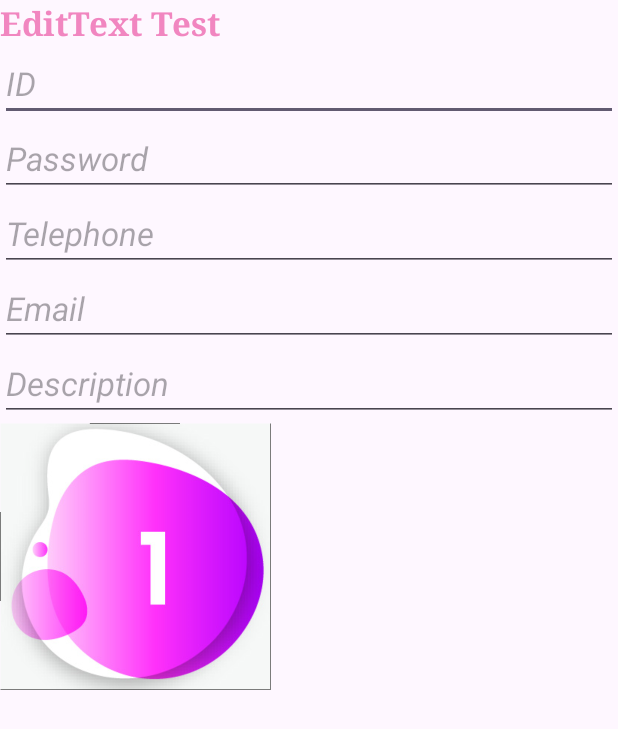
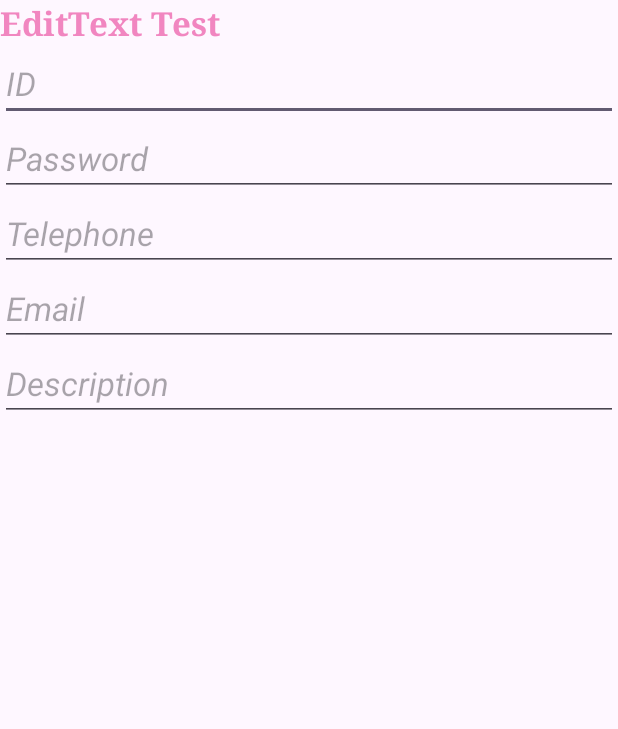
Before and after one commit to seongssu/-Introduction-to-Android-App-Development-3weak, an Android app: the layout text_views.xml on its own in the app's theme, with its tools: preview values and no code run, on a phone screen of 412 x 824 dp. Shown: the top 729 px of the screen. Run offline under Robolectric (Android 15) with nearby library versions, the phone set to English and light mode, and no system bars.

```diff
--- a/app/src/main/res/layout/text_views.xml
+++ b/app/src/main/res/layout/text_views.xml
@@ -8,9 +8,12 @@
 
 
     <LinearLayout
+        android:id="@+id/linearLayout3"
         android:layout_width="match_parent"
         android:layout_height="match_parent"
-        android:orientation="horizontal"></LinearLayout>
+        android:orientation="horizontal">
+
+    </LinearLayout>
 
     <TextView
         android:id="@+id/textView"
@@ -85,14 +88,4 @@
         app:layout_constraintStart_toStartOf="parent"
         app:layout_constraintTop_toBottomOf="@+id/editText4" />
 
-    <ImageView
-        android:id="@+id/imageView_my_1"
-        android:layout_width="wrap_content"
-        android:layout_height="wrap_content"
-        android:layout_marginTop="1dp"
-        app:layout_constraintStart_toStartOf="@+id/editText5"
-        app:layout_constraintTop_toBottomOf="@+id/editText5"
-        app:srcCompat="@drawable/my_1" />
-
-
 </androidx.constraintlayout.widget.ConstraintLayout>
```
Also changed, not shown: app/src/main/java/com/android/uibasic/MainActivity.kt (+6 -5 lines), app/src/main/res/layout/training.xml (added, +9 -0 lines).
